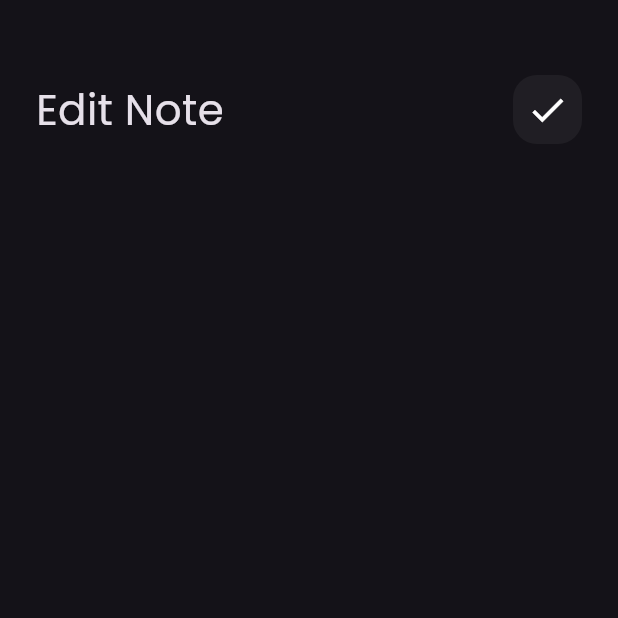
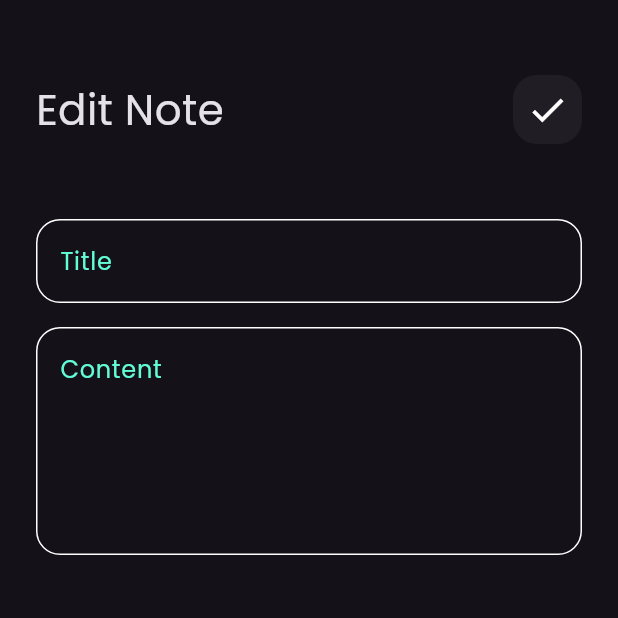
Before and after one commit to MhdIbrahim940/notes_app, a Flutter app: the EditNoteView screen opened directly, on a phone screen of 412 x 824 dp, the top half of it. Run offline on Flutter 3.47's test engine with Material 3 defaults, Android fonts, the phone set to English and light mode, and no system bars; our stand-ins replace font_awesome_flutter.

```diff
--- a/lib/widgets/edit_note_view_body.dart
+++ b/lib/widgets/edit_note_view_body.dart
@@ -1,6 +1,7 @@
 import 'package:flutter/material.dart';
 
 import 'custom_app_bar.dart';
+import 'custom_text_field.dart';
 
 class EditNoteViewBody extends StatelessWidget{
    const EditNoteViewBody({super.key});
@@ -18,6 +19,14 @@ class EditNoteViewBody extends StatelessWidget{
             title: 'Edit Note',
             icon: Icons.check,
           ),
+          SizedBox(
+            height: 50,
+          ),
+          CustomTextField(hint: 'Title'),
+           SizedBox(
+            height: 16,
+          ),
+          CustomTextField (hint: 'Content', maxLines: 5),
         ],
       ),
     );
```
Also changed, not shown: lib/models/note_model.dart (added, +16 -0 lines).
